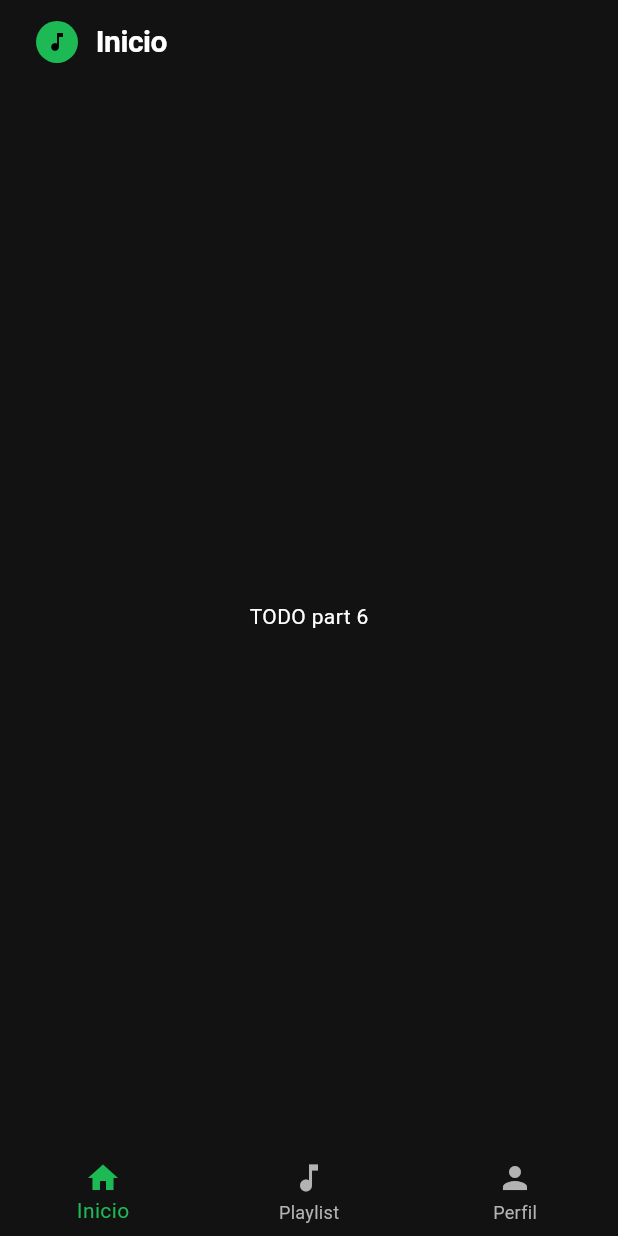
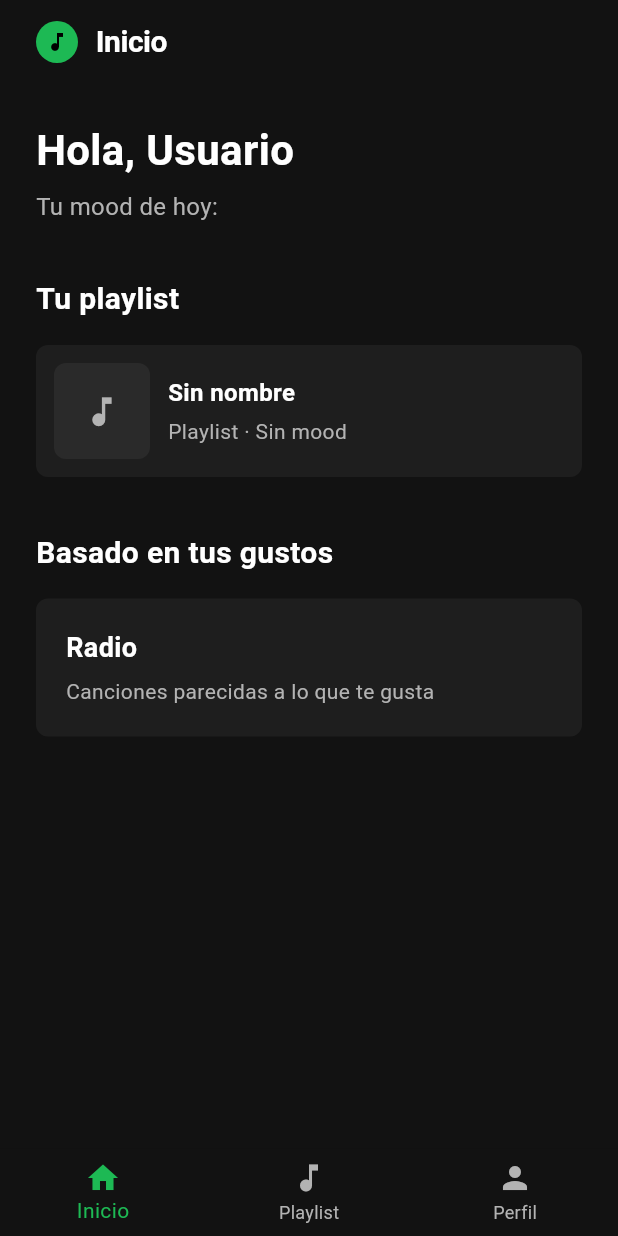
Before and after one commit to MarianaDeLaCruz06/labs_apps_moviles, a Flutter app: the MainScreen screen opened directly with empty values, on a phone screen of 412 x 824 dp. Run offline on Flutter 3.47's test engine with Material 3 defaults, Android fonts, the phone set to English and light mode, and no system bars.

Commit message:
add: añadi la 6 parte

```diff
--- a/lab_2/lib/pages/home_page.dart
+++ b/lab_2/lib/pages/home_page.dart
@@ -1,6 +1,9 @@
 import 'package:flutter/material.dart';
 
+import '../components/highlight_card.dart';
+import '../components/playlist_card.dart';
 import '../models/music_profile.dart';
+import '../theme/app_theme.dart';
 
 class HomePage extends StatelessWidget {
   const HomePage({
@@ -12,8 +15,72 @@ class HomePage extends StatelessWidget {
 
   @override
   Widget build(BuildContext context) {
-    return const Center(
-      child: Text('TODO part 6'),
+    final firstName = profile.fullName.trim().isEmpty
+        ? 'Usuario'
+        : profile.fullName.trim().split(' ').first;
+
+    return SingleChildScrollView(
+      padding: const EdgeInsets.all(24),
+      child: Column(
+        crossAxisAlignment: CrossAxisAlignment.start,
+        children: [
+          Text(
+            'Hola, $firstName',
+            style: const TextStyle(
+              color: AppColors.textPrimary,
+              fontSize: 28,
+              fontWeight: FontWeight.bold,
+            ),
+          ),
+
+          const SizedBox(height: 6),
+
+          Text(
+            'Tu mood de hoy: ${profile.mood}',
+            style: const TextStyle(
+              color: AppColors.textSecondary,
+              fontSize: 16,
+            ),
+          ),
+
+          const SizedBox(height: 36),
+
+          const Text(
+            'Tu playlist',
+            style: TextStyle(
+              color: AppColors.textPrimary,
+              fontSize: 20,
+              fontWeight: FontWeight.bold,
+            ),
+          ),
+
+          const SizedBox(height: 16),
+
+          PlaylistCard(
+            name: profile.playlistName,
+            mood: profile.mood,
+            coverUrl: profile.coverUrl,
+          ),
+
+          const SizedBox(height: 36),
+
+          const Text(
+            'Basado en tus gustos',
+            style: TextStyle(
+              color: AppColors.textPrimary,
+              fontSize: 20,
+              fontWeight: FontWeight.bold,
+            ),
+          ),
+
+          const SizedBox(height: 16),
+
+          HighlightCard(
+            title: 'Radio ${profile.favoriteArtist}',
+            subtitle: 'Canciones parecidas a lo que te gusta',
+          ),
+        ],
+      ),
     );
   }
 }
--- a/lab_2/lib/screens/main_screen.dart
+++ b/lab_2/lib/screens/main_screen.dart
@@ -32,13 +32,24 @@ class _MainScreenState extends State<MainScreen> {
     String title;
 
     if (selectedIndex == 0) {
-      currentPage = HomePage(profile: profile);
+      currentPage = HomePage(
+        profile: profile,
+      );
+
       title = 'Inicio';
     } else if (selectedIndex == 1) {
-      currentPage = PlaylistPage(profile: profile);
+      currentPage = PlaylistPage(
+        profile: profile,
+      );
+
       title = 'Tu playlist';
     } else {
-      currentPage = ProfilePage(profile: profile);
+      currentPage = ProfilePage(
+        profile: profile,
+        onEditProfile: () {},
+        onLogout: () {},
+      );
+
       title = 'Perfil';
     }
 
```
Also changed, not shown: lab_2/lib/pages/playlist_page.dart (+27 -2 lines), lab_2/lib/pages/profile_page.dart (+59 -2 lines).
